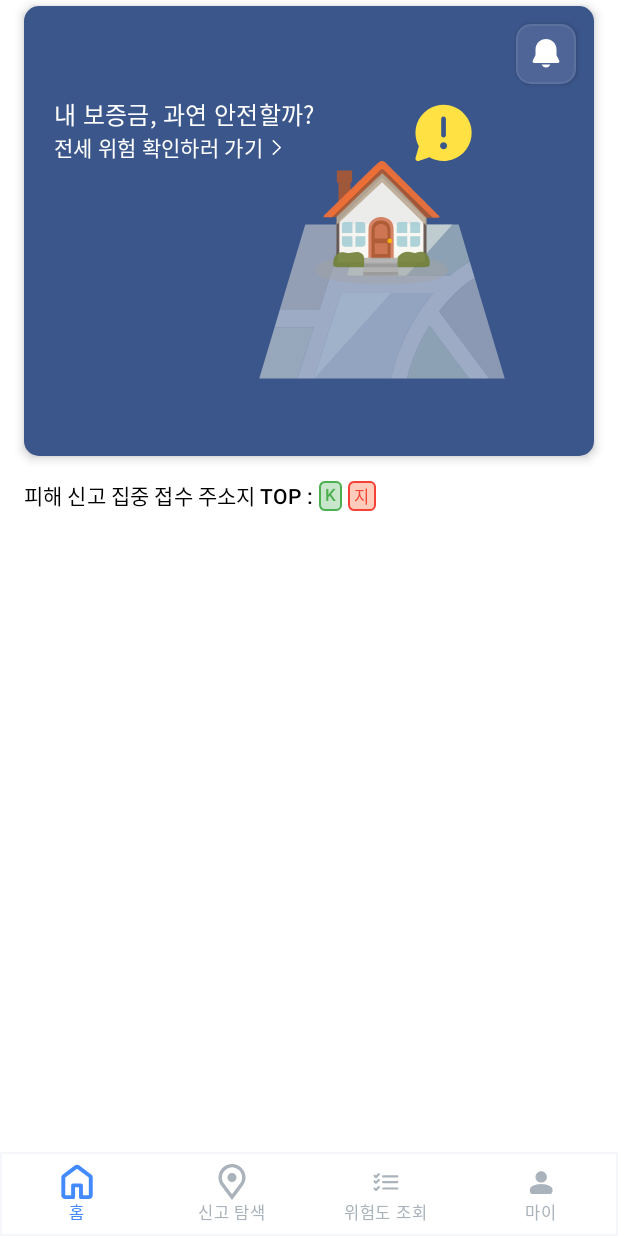
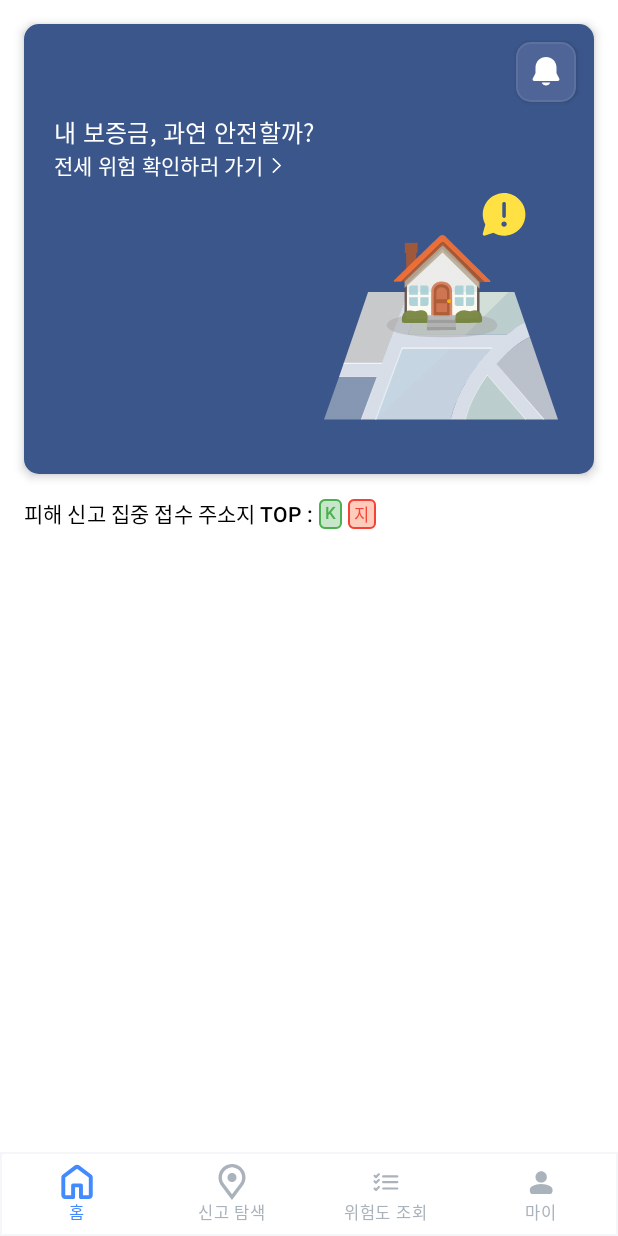
Before and after one commit to Somsomcore/zipcheck-front, an Android app built with Jetpack Compose: the screen it shows after launch (MainActivity), on a phone screen of 412 x 824 dp. Run offline under Robolectric (Android 15) with nearby library versions, the phone set to English and light mode, and no system bars.

Commit message:
[docs] 앱 아이콘 수정 및 앱 이름 수정

```diff
--- a/app/src/main/AndroidManifest.xml
+++ b/app/src/main/AndroidManifest.xml
@@ -6,9 +6,9 @@
         android:allowBackup="true"
         android:dataExtractionRules="@xml/data_extraction_rules"
         android:fullBackupContent="@xml/backup_rules"
-        android:icon="@mipmap/ic_launcher"
+        android:icon="@mipmap/ic_zipcheck"
         android:label="@string/app_name"
-        android:roundIcon="@mipmap/ic_launcher_round"
+        android:roundIcon="@mipmap/ic_zipcheck_round"
         android:supportsRtl="true"
         android:theme="@style/Theme.Zipcheckfront">
         <activity
--- a/app/src/main/java/com/zipcheck/android/ui/screen/MainActivity.kt
+++ b/app/src/main/java/com/zipcheck/android/ui/screen/MainActivity.kt
@@ -56,7 +56,6 @@ import com.zipcheck.android.ui.theme.ZipcheckfrontTheme
 class MainActivity : ComponentActivity() {
     override fun onCreate(savedInstanceState: Bundle?) {
         super.onCreate(savedInstanceState)
-        enableEdgeToEdge()
         setContent {
             ZipcheckfrontTheme {
                 val navController = rememberNavController()
@@ -211,7 +210,7 @@ fun MainScreen(
             .fillMaxSize()
         // ✅ 수직 스크롤 가능하게 만들 경우: .verticalScroll(rememberScrollState())
     ) {
-        Spacer(Modifier.height(4.dp))
+        Spacer(Modifier.height(16.dp))
 
         Box(
             modifier = Modifier
@@ -266,7 +265,7 @@ fun MainScreen(
                         contentDescription = "House",
                         modifier = Modifier
                             .align(Alignment.BottomEnd)
-                            .size(300.dp),
+                            .padding(end = 24.dp, bottom = 36.dp),
                         contentScale = ContentScale.Fit
                     )
 
--- a/app/src/main/res/drawable/img_home.xml
+++ b/app/src/main/res/drawable/img_home.xml
@@ -1,124 +1,124 @@
 <vector xmlns:android="http://schemas.android.com/apk/res/android"
-    android:width="245dp"
-    android:height="278dp"
-    android:viewportWidth="245"
-    android:viewportHeight="278">
+    android:width="156dp"
+    android:height="151dp"
+    android:viewportWidth="156"
+    android:viewportHeight="151">
   <path
-      android:pathData="M63.99,198.4L54.51,230.14H78.09L88.25,198.4H63.99Z"
-      android:strokeAlpha="0.5"
+      android:pathData="M105.82,14.23C105.82,11.09 106.85,8.05 108.76,5.56C110.67,3.08 113.34,1.29 116.37,0.48C119.39,-0.33 122.6,-0.11 125.5,1.09C128.39,2.29 130.8,4.41 132.37,7.12C133.93,9.83 134.56,12.99 134.15,16.09C133.74,19.2 132.32,22.08 130.1,24.3C127.88,26.51 125,27.93 121.89,28.34C118.79,28.74 115.63,28.11 112.92,26.54L107.38,28.39C107.17,28.46 106.95,28.47 106.74,28.43C106.53,28.38 106.34,28.27 106.18,28.13C106.03,27.98 105.91,27.79 105.86,27.58C105.8,27.37 105.8,27.15 105.86,26.94L107.55,21.04C106.41,18.95 105.82,16.6 105.82,14.23ZM121.82,20.75C121.82,20.27 121.64,19.82 121.3,19.49C120.97,19.16 120.52,18.97 120.04,18.97C119.57,18.97 119.12,19.16 118.79,19.49C118.45,19.82 118.27,20.27 118.27,20.75C118.27,21.22 118.45,21.67 118.79,22C119.12,22.34 119.57,22.52 120.04,22.52C120.52,22.52 120.97,22.34 121.3,22C121.64,21.67 121.82,21.22 121.82,20.75ZM121.21,6.9C121.16,6.61 121,6.35 120.76,6.17C120.53,5.99 120.23,5.9 119.94,5.93C119.64,5.96 119.37,6.09 119.17,6.31C118.97,6.53 118.86,6.81 118.86,7.11V15.41L118.88,15.62C118.93,15.92 119.09,16.18 119.33,16.36C119.56,16.54 119.86,16.62 120.15,16.59C120.45,16.57 120.72,16.43 120.92,16.21C121.12,15.99 121.23,15.71 121.23,15.41V7.11L121.21,6.9Z"
+      android:fillColor="#FFE143"/>
+  <path
+      android:pathData="M10.07,122.5L0,151H25.15L35.32,122.5H10.07Z"
+      android:strokeAlpha="0.8"
       android:fillColor="#F3F7EC"
-      android:fillAlpha="0.5"/>
+      android:fillAlpha="0.4"/>
   <path
-      android:pathData="M108.56,134.91H82.94L67.14,187.82H91.64L108.56,134.91Z"
-      android:strokeAlpha="0.5"
+      android:pathData="M56.22,66H29.41L13,114H38.43L56.22,66Z"
+      android:strokeAlpha="0.8"
       android:fillColor="#ECE7DD"
-      android:fillAlpha="0.5"/>
+      android:fillAlpha="0.8"/>
   <path
-      android:pathData="M105.06,177.24L88.13,230.15H135.98C140.44,208.98 150.91,190.46 162.05,177.24H105.06Z"
-      android:strokeAlpha="0.5"
+      android:pathData="M51.86,103L34,151H84.49C89.2,131.8 100.57,115 112.32,103H51.86Z"
+      android:strokeAlpha="0.8"
       android:fillColor="#E9F1F6"
-      android:fillAlpha="0.5"/>
+      android:fillAlpha="0.8"/>
   <path
-      android:pathData="M172.27,166.65C176.68,162.77 180.92,159.83 184.66,158.08L177.74,134.91H118.61L108.45,166.65H172.27ZM145.77,230.15H184.21L159.68,197.32C153.81,206.65 148.68,217.79 145.77,230.15Z"
-      android:strokeAlpha="0.5"
+      android:pathData="M121.99,94.33C126.51,90.86 130.17,88.24 134,86.68L126.92,66H66.4L55.82,94.33H121.99ZM94.2,151H134.82L108.82,121C102.8,129.33 97.18,139.97 94.2,151Z"
+      android:strokeAlpha="0.8"
       android:fillColor="#DDECDE"
-      android:fillAlpha="0.5"/>
+      android:fillAlpha="0.8"/>
   <path
-      android:pathData="M187.62,168.03C179.93,171.99 171.11,181.48 165.63,188.72L196.55,230.15H206.18L187.62,168.03Z"
-      android:strokeAlpha="0.5"
+      android:pathData="M137.24,96C129.46,99.5 120.36,107.59 114.82,114L146.27,151H156L137.24,96Z"
+      android:strokeAlpha="0.8"
       android:fillColor="#DBDBDB"
-      android:fillAlpha="0.5"/>
+      android:fillAlpha="0.8"/>
   <path
-      android:pathData="M187.63,168.03L184.65,158.09C180.91,159.83 176.67,162.77 172.26,166.65H108.45L118.61,134.91H108.57L91.64,187.82H67.14L63.99,198.4H88.25L78.09,230.14H88.13L105.06,177.23H162.05C150.92,190.46 140.43,208.98 135.98,230.14H145.77C148.68,217.79 153.81,206.65 159.68,197.31L184.21,230.14H196.56L165.63,188.71C171.11,181.48 179.93,171.98 187.63,168.03Z"
-      android:strokeAlpha="0.5"
+      android:pathData="M137.22,96L133.95,86.5C130.07,88.05 126.45,90.87 121.89,94.33H55.94L66.45,66H56.07L38.58,113.22H13.26L10,122.67H35.08L24.57,151H34.95L52.44,103.78H111.34C99.83,115.58 89,132.11 84.4,151H94.52C97.53,139.98 102.82,130.04 108.89,121.7L134.24,151H147L115.04,114.03C120.7,107.57 129.26,99.53 137.22,96Z"
+      android:strokeAlpha="0.8"
       android:fillColor="#ffffff"
-      android:fillAlpha="0.5"/>
+      android:fillAlpha="0.8"/>
   <path
-      android:pathData="M118.61,134.91L108.45,166.65H145.39L173.83,134.91H118.61Z"
-      android:strokeAlpha="0.5"
+      android:pathData="M66.42,66L56,95H93.86L123,66H66.42Z"
+      android:strokeAlpha="0.8"
       android:fillColor="#F3F7EC"
-      android:fillAlpha="0.5"/>
+      android:fillAlpha="0.4"/>
   <path
-      android:pathData="M105.06,177.24L88.13,230.15H88.51L135.91,177.24H105.06Z"
-      android:strokeAlpha="0.5"
+      android:pathData="M51.71,104L34,151H34.4L84,104H51.71Z"
+      android:strokeAlpha="0.8"
       android:fillColor="#C4D9E5"
-      android:fillAlpha="0.25"/>
+      android:fillAlpha="0.4"/>
   <path
-      android:pathData="M171,163C171,167.97 159.82,172 131.93,172C104.04,172 89,167.97 89,163C89,158.03 104.04,154 131.93,154C159.82,154 171,158.03 171,163Z"
+      android:pathData="M115.5,88.12C115.5,92.57 105.46,96.17 80.39,96.17C55.33,96.17 41.82,92.57 41.82,88.12C41.82,83.68 55.33,80.08 80.39,80.08C105.46,80.08 115.5,83.68 115.5,88.12Z"
       android:strokeAlpha="0.9"
       android:fillColor="#A2A2A2"
       android:fillAlpha="0.45"/>
   <path
-      android:pathData="M103.44,121.21V109.06L102.46,109.12V101.63L111.9,101.57V108.94H110.92V116.08L103.44,121.21Z"
+      android:pathData="M54.79,50.77V39.91L53.91,39.96V33.27L62.39,33.22V39.81H61.51V46.19L54.79,50.77Z"
       android:strokeAlpha="0.9"
       android:fillColor="#AB5832"
       android:fillAlpha="0.9"/>
   <path
-      android:pathData="M130.26,105.92L103.14,133.17L103.35,158.36L156.91,157.85L156.99,131L130.26,105.92Z"
+      android:pathData="M78.89,37.11L54.52,61.46L54.71,83.98L102.84,83.53L102.91,59.52L78.89,37.11Z"
       android:strokeAlpha="0.9"
       android:fillColor="#FFFCF6"
       android:fillAlpha="0.9"/>
   <path
-      android:pathData="M102.13,153.94L104,152.91V132.57L102.26,133.73C102.25,133.73 102.45,153.94 102.13,153.94ZM155.97,133.67V152.78L157.85,153.81V134.38L155.97,133.67Z"
+      android:pathData="M53.61,80.03L55.3,79.1V60.92L53.73,61.96C53.72,61.96 53.9,80.03 53.61,80.03ZM102,61.91V78.99L103.68,79.91V62.54L102,61.91Z"
       android:strokeAlpha="0.9"
       android:fillColor="#5F4E47"
       android:fillAlpha="0.9"/>
   <path
-      android:pathData="M130.45,108.83L102.25,135.22V128.57L130.48,101.83L157.85,130.18V135.8L130.45,108.83Z"
+      android:pathData="M79.06,39.71L53.73,63.29V57.35L79.09,33.45L103.68,58.79V63.81L79.06,39.71Z"
       android:strokeAlpha="0.9"
       android:fillColor="#BCAA93"
       android:fillAlpha="0.9"/>
   <path
-      android:pathData="M99.49,127.43L97.84,130.47L102.27,130.41C102.27,130.41 129.93,103.51 130.53,103.48C131.25,103.45 157.84,130.88 157.84,130.88L161.77,130.82L132.27,99.04L127.93,98.75L99.49,127.43Z"
+      android:pathData="M51.25,56.33L49.76,59.05L53.74,58.99C53.74,58.99 78.6,34.95 79.13,34.93C79.78,34.9 103.67,59.42 103.67,59.42L107.21,59.36L80.7,30.95L76.8,30.7L51.25,56.33Z"
       android:strokeAlpha="0.9"
       android:fillColor="#AB5832"
       android:fillAlpha="0.9"/>
   <path
-      android:pathData="M94.39,129.71C93.92,130.28 94.38,130.58 94.76,130.58C95.13,130.58 99.46,130.45 99.46,130.45L129.33,101.39C129.33,101.39 130.01,100.69 130.5,100.71C131.03,100.74 131.72,101.41 131.72,101.41L161.73,130.83C161.73,130.83 165.15,130.84 165.69,130.7C166.28,130.56 165.98,130 165.25,129.21C164.72,128.64 134.38,98.63 133.88,98.11C132.39,96.57 131.66,95.68 130.25,95.74C128.84,95.8 128,96.84 126.59,98.14C126.17,98.54 94.58,129.47 94.39,129.71Z"
+      android:pathData="M46.66,58.37C46.24,58.88 46.65,59.14 46.99,59.14C47.33,59.14 51.22,59.03 51.22,59.03L78.05,33.06C78.05,33.06 78.67,32.43 79.11,32.45C79.59,32.47 80.2,33.08 80.2,33.08L107.17,59.37C107.17,59.37 110.24,59.38 110.73,59.26C111.26,59.13 110.99,58.63 110.33,57.93C109.85,57.41 82.6,30.59 82.15,30.13C80.8,28.75 80.15,27.95 78.88,28C77.61,28.06 76.86,28.99 75.59,30.15C75.22,30.5 46.83,58.16 46.66,58.37Z"
       android:strokeAlpha="0.9"
       android:fillColor="#F77236"
       android:fillAlpha="0.9"/>
   <path
-      android:pathData="M147.8,140.24H153.92V135.15C153.92,134.92 153.87,134.7 153.79,134.49C153.7,134.28 153.57,134.1 153.41,133.94C153.26,133.78 153.07,133.65 152.86,133.57C152.65,133.48 152.43,133.43 152.2,133.43H147.8V140.24ZM145.96,140.24V133.43H141.19C140.96,133.43 140.74,133.48 140.53,133.57C140.32,133.65 140.13,133.78 139.98,133.94C139.82,134.1 139.69,134.28 139.6,134.49C139.52,134.7 139.48,134.92 139.48,135.15V140.24H145.96V140.24ZM145.96,142.17H139.48V146.95C139.48,147.4 139.65,147.84 139.98,148.16C140.3,148.48 140.73,148.66 141.19,148.66H145.96V142.17ZM147.8,142.17V148.66H152.2C152.66,148.66 153.09,148.48 153.41,148.16C153.74,147.84 153.92,147.4 153.92,146.95V142.17H147.8ZM113.93,140.24H120.05V135.15C120.05,134.92 120,134.7 119.92,134.49C119.83,134.28 119.71,134.1 119.55,133.94C119.39,133.78 119.2,133.65 118.99,133.57C118.78,133.48 118.56,133.43 118.34,133.43H113.93V140.24ZM112.09,140.24V133.43H107.31C107.09,133.43 106.87,133.48 106.66,133.57C106.45,133.65 106.26,133.78 106.1,133.94C105.94,134.1 105.82,134.28 105.73,134.49C105.65,134.7 105.6,134.92 105.6,135.15V140.24H112.09V140.24ZM112.09,142.17H105.61V146.95C105.61,147.4 105.79,147.84 106.11,148.16C106.43,148.48 106.87,148.66 107.32,148.66H112.09V142.17H112.09ZM113.93,142.17V148.66H118.34C118.79,148.66 119.23,148.48 119.55,148.16C119.87,147.84 120.05,147.4 120.05,146.95V142.17H113.93Z"
+      android:pathData="M94.65,67.78H100.15V63.23C100.15,63.03 100.11,62.83 100.03,62.64C99.95,62.46 99.84,62.29 99.7,62.15C99.55,62 99.38,61.89 99.2,61.81C99.01,61.74 98.81,61.7 98.61,61.7H94.65V67.78ZM93,67.78V61.7H88.71C88.51,61.7 88.31,61.74 88.12,61.81C87.93,61.89 87.76,62 87.62,62.15C87.48,62.29 87.37,62.46 87.29,62.64C87.21,62.83 87.17,63.03 87.17,63.23V67.78H93V67.78ZM93,69.51H87.17V73.78C87.17,74.18 87.33,74.57 87.62,74.86C87.91,75.14 88.3,75.31 88.71,75.31H93V69.51ZM94.65,69.51V75.31H98.61C99.02,75.31 99.41,75.14 99.7,74.86C99.99,74.57 100.15,74.18 100.15,73.78V69.51H94.65ZM64.22,67.78H69.72V63.23C69.72,63.03 69.68,62.83 69.6,62.64C69.52,62.46 69.41,62.29 69.27,62.15C69.12,62 68.95,61.89 68.77,61.81C68.58,61.74 68.38,61.7 68.18,61.7H64.22V67.78ZM62.56,67.78V61.7H58.27C58.07,61.7 57.87,61.74 57.68,61.81C57.5,61.89 57.33,62 57.19,62.15C57.04,62.29 56.93,62.46 56.85,62.64C56.77,62.83 56.73,63.03 56.73,63.23V67.78H62.56V67.78ZM62.56,69.51H56.74V73.78C56.74,74.18 56.9,74.57 57.19,74.86C57.48,75.14 57.87,75.31 58.28,75.31H62.57V69.51H62.56ZM64.22,69.51V75.31H68.18C68.59,75.31 68.98,75.14 69.27,74.86C69.55,74.57 69.72,74.18 69.72,73.78V69.51H64.22Z"
       android:strokeAlpha="0.9"
       android:fillColor="#A6CFD5"
       android:fillAlpha="0.9"/>
   <path
-      android:pathData="M122.04,155.69C122.04,155.69 121.95,140.93 122.04,137.2C122.13,133.48 125.63,130.25 129.68,130.39C134.69,130.56 137.27,133.38 137.46,137.01C137.64,140.65 137.64,155.92 137.64,155.92L122.04,155.69Z"
+      android:pathData="M71.51,81.59C71.51,81.59 71.43,68.4 71.51,65.06C71.59,61.74 74.73,58.85 78.37,58.98C82.87,59.13 85.19,61.65 85.36,64.9C85.52,68.15 85.52,81.8 85.52,81.8L71.51,81.59Z"
       android:strokeAlpha="0.9"
       android:fillColor="#D27857"
       android:fillAlpha="0.9"/>
   <path
-      android:pathData="M123.91,156.49C123.91,156.49 123.84,140.76 123.91,137.85C124,134.24 126.72,132.34 129.89,132.52C133.57,132.73 135.39,134.69 135.53,137.53C135.68,140.38 135.68,156.51 135.68,156.51L123.91,156.49Z"
+      android:pathData="M73.19,82.31C73.19,82.31 73.12,68.25 73.19,65.65C73.27,62.42 75.71,60.72 78.55,60.88C81.86,61.07 83.5,62.82 83.63,65.36C83.76,67.9 83.76,82.32 83.76,82.32L73.19,82.31Z"
       android:strokeAlpha="0.9"
       android:fillColor="#AB5932"
       android:fillAlpha="0.9"/>
   <path
-      android:pathData="M133.77,143.67C133.76,141.08 133.73,138.79 133.7,138.1C133.6,136.21 132.26,134.75 129.67,134.66C127.57,134.59 125.85,136.23 125.8,138.15C125.78,138.87 125.79,141.1 125.8,143.64L133.77,143.67ZM125.82,146.57C125.84,150.04 125.87,153.24 125.87,153.24L133.79,153.26C133.79,153.26 133.79,150.08 133.78,146.61L125.82,146.57Z"
+      android:pathData="M82.04,70.85C82.03,68.53 82.01,66.49 81.98,65.86C81.89,64.18 80.69,62.88 78.36,62.8C76.48,62.73 74.93,64.19 74.89,65.92C74.87,66.55 74.87,68.55 74.89,70.82L82.04,70.85ZM74.9,73.44C74.92,76.54 74.95,79.4 74.95,79.4L82.07,79.42C82.07,79.42 82.07,76.57 82.05,73.48L74.9,73.44Z"
       android:strokeAlpha="0.9"
       android:fillColor="#D27857"
       android:fillAlpha="0.9"/>
   <path
-      android:pathData="M133.79,145C133.76,145.84 134.1,146.52 135.1,146.52C136.09,146.52 136.46,146.06 136.53,145.15C136.59,144.35 136.04,143.63 135.1,143.69C134.17,143.76 133.82,144.41 133.79,145Z"
+      android:pathData="M82.06,72.04C82.04,72.79 82.34,73.4 83.24,73.4C84.13,73.4 84.46,72.98 84.53,72.17C84.58,71.45 84.08,70.81 83.24,70.87C82.4,70.93 82.09,71.51 82.06,72.04Z"
       android:strokeAlpha="0.9"
       android:fillColor="#FFBA02"
       android:fillAlpha="0.9"/>
   <path
-      android:pathData="M139.51,161.41C139.51,161.41 146,161.48 150.69,161.34C155.38,161.2 158.78,161.41 159.47,160.71C160.17,160.01 160.16,154.06 156.91,152.45C153.92,150.97 151.98,152.47 150.96,152.57C149.6,152.71 147.93,151.87 146.7,151.85C141.62,151.74 139.84,155.73 139.84,155.73L139.51,161.41ZM100.67,160.92C101.21,161.43 105.36,161.45 110.36,161.41C115.37,161.38 119.4,161.42 119.4,161.42L120.24,156.37L119.22,155.53C119.22,155.53 119.33,153 116.14,152.13C113.93,151.54 112.01,152.52 110.16,152.55C108.3,152.59 106.59,151.74 104.52,152.23C102.6,152.69 101.1,153.94 100.49,156.47C100.07,158.23 100.18,160.46 100.67,160.92Z"
+      android:pathData="M87.2,86.7C87.2,86.7 93.03,86.76 97.25,86.64C101.46,86.52 104.51,86.7 105.14,86.08C105.77,85.45 105.76,80.13 102.84,78.69C100.15,77.37 98.41,78.71 97.49,78.8C96.27,78.93 94.77,78.18 93.66,78.15C89.1,78.06 87.5,81.63 87.5,81.63L87.2,86.7ZM52.3,86.27C52.79,86.72 56.52,86.74 61.01,86.7C65.51,86.67 69.13,86.72 69.13,86.72L69.88,82.2L68.97,81.45C68.97,81.45 69.07,79.18 66.21,78.41C64.22,77.88 62.49,78.76 60.83,78.78C59.16,78.82 57.62,78.06 55.76,78.5C54.04,78.91 52.69,80.03 52.15,82.29C51.76,83.86 51.86,85.86 52.3,86.27Z"
       android:strokeAlpha="0.9"
       android:fillColor="#728037"
       android:fillAlpha="0.9"/>
   <path
-      android:pathData="M118.81,166.7L118.85,161.42H119.24L119.23,155.53H139.96L139.88,161.42H140.34V166.56C140.33,166.56 118.81,166.73 118.81,166.7Z"
+      android:pathData="M68.6,91.43L68.64,86.71H68.99L68.98,81.45H87.6L87.54,86.71H87.95V91.31C87.94,91.3 68.6,91.46 68.6,91.43Z"
       android:strokeAlpha="0.9"
       android:fillColor="#B0B0B0"
       android:fillAlpha="0.9"/>
   <path
-      android:pathData="M140.33,164.39V166.56L118.8,166.7L118.82,164.37L140.33,164.39ZM119.22,159.13L139.9,159.13V161.41H119.22V159.13Z"
+      android:pathData="M87.94,89.37V91.3L68.6,91.43L68.61,89.35L87.94,89.37ZM68.98,84.66L87.56,84.67V86.7H68.98V84.66Z"
       android:strokeAlpha="0.9"
       android:fillColor="#9B9B9B"
       android:fillAlpha="0.9"/>
-  <path
-      android:pathData="M151,78.38C151,74.55 152.26,70.83 154.6,67.8C156.93,64.76 160.19,62.58 163.89,61.59C167.58,60.6 171.5,60.86 175.04,62.33C178.57,63.79 181.52,66.38 183.43,69.7C185.35,73.01 186.11,76.86 185.61,80.66C185.11,84.45 183.37,87.97 180.66,90.68C177.95,93.38 174.43,95.11 170.64,95.61C166.84,96.11 162.99,95.34 159.68,93.42L152.91,95.68C152.66,95.77 152.39,95.78 152.13,95.72C151.87,95.66 151.64,95.54 151.45,95.35C151.26,95.17 151.12,94.94 151.05,94.69C150.98,94.43 150.98,94.16 151.06,93.91L153.12,86.69C151.73,84.14 151,81.28 151,78.38ZM170.55,86.34C170.55,85.77 170.32,85.21 169.92,84.81C169.51,84.4 168.96,84.17 168.38,84.17C167.8,84.17 167.25,84.4 166.84,84.81C166.44,85.21 166.21,85.77 166.21,86.34C166.21,86.92 166.44,87.47 166.84,87.88C167.25,88.28 167.8,88.51 168.38,88.51C168.96,88.51 169.51,88.28 169.92,87.88C170.32,87.47 170.55,86.92 170.55,86.34ZM169.8,69.43C169.74,69.07 169.54,68.75 169.26,68.53C168.97,68.31 168.61,68.21 168.25,68.24C167.89,68.27 167.55,68.44 167.31,68.71C167.07,68.98 166.93,69.32 166.93,69.69V79.82L166.96,80.08C167.02,80.44 167.21,80.76 167.5,80.98C167.79,81.2 168.15,81.3 168.51,81.27C168.87,81.24 169.21,81.07 169.45,80.8C169.69,80.54 169.83,80.19 169.83,79.82V69.69L169.8,69.43Z"
-      android:fillColor="#FFE143"/>
 </vector>
--- /dev/null
+++ b/app/src/main/res/mipmap-anydpi-v26/ic_zipcheck.xml
@@ -0,0 +1,5 @@
+<?xml version="1.0" encoding="utf-8"?>
+<adaptive-icon xmlns:android="http://schemas.android.com/apk/res/android">
+    <background android:drawable="@color/ic_zipcheck_background"/>
+    <foreground android:drawable="@drawable/ic_zipcheck_foreground"/>
+</adaptive-icon>
--- /dev/null
+++ b/app/src/main/res/mipmap-anydpi-v26/ic_zipcheck_round.xml
@@ -0,0 +1,5 @@
+<?xml version="1.0" encoding="utf-8"?>
+<adaptive-icon xmlns:android="http://schemas.android.com/apk/res/android">
+    <background android:drawable="@color/ic_zipcheck_background"/>
+    <foreground android:drawable="@drawable/ic_zipcheck_foreground"/>
+</adaptive-icon>
--- /dev/null
+++ b/app/src/main/res/values/ic_zipcheck_background.xml
@@ -0,0 +1,4 @@
+<?xml version="1.0" encoding="utf-8"?>
+<resources>
+    <color name="ic_zipcheck_background">#FFFFFF</color>
+</resources>
--- a/app/src/main/res/values/strings.xml
+++ b/app/src/main/res/values/strings.xml
@@ -1,3 +1,3 @@
 <resources>
-    <string name="app_name">zipcheck-front</string>
+    <string name="app_name">집책</string>
 </resources>
```
Also changed, not shown: app/src/main/res/drawable/ic_zipcheck_foreground.xml (added, +39 -0 lines), app/src/main/ic_zipcheck-playstore.png (added), app/src/main/res/mipmap-hdpi/ic_zipcheck.webp (added), app/src/main/res/mipmap-hdpi/ic_zipcheck_round.webp (added), app/src/main/res/mipmap-mdpi/ic_zipcheck.webp (added), app/src/main/res/mipmap-mdpi/ic_zipcheck_round.webp (added), app/src/main/res/mipmap-xhdpi/ic_zipcheck.webp (added), app/src/main/res/mipmap-xhdpi/ic_zipcheck_round.webp (added), app/src/main/res/mipmap-xxhdpi/ic_zipcheck.webp (added), app/src/main/res/mipmap-xxhdpi/ic_zipcheck_round.webp (added), app/src/main/res/mipmap-xxxhdpi/ic_zipcheck.webp (added), app/src/main/res/mipmap-xxxhdpi/ic_zipcheck_round.webp (added).
